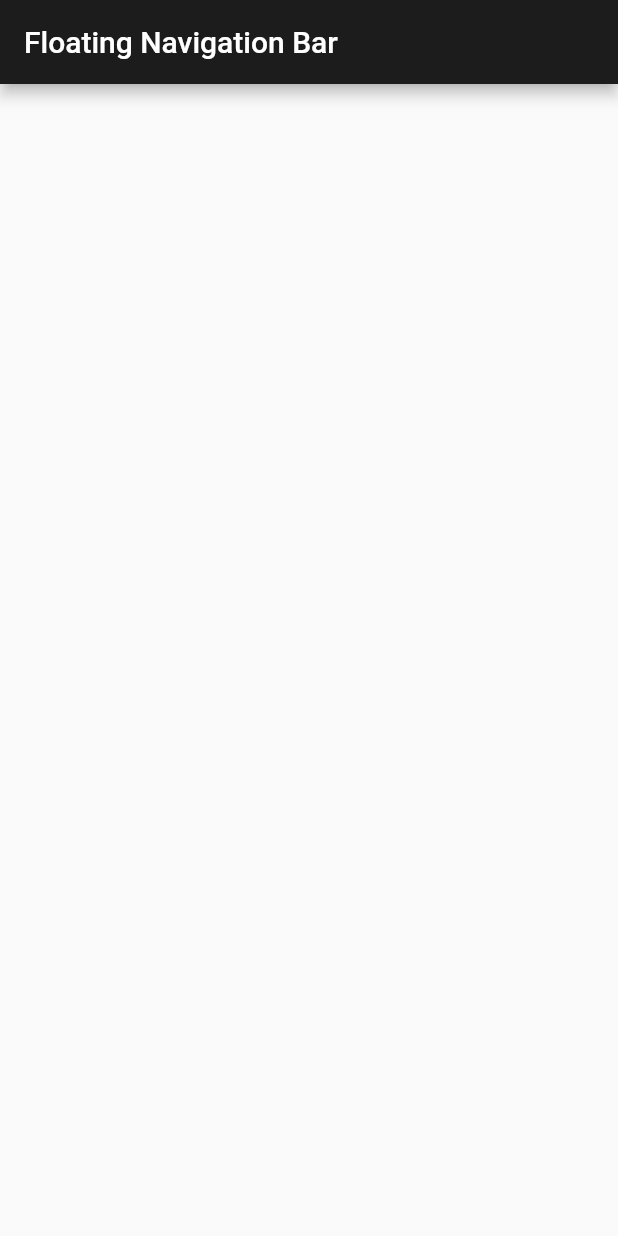
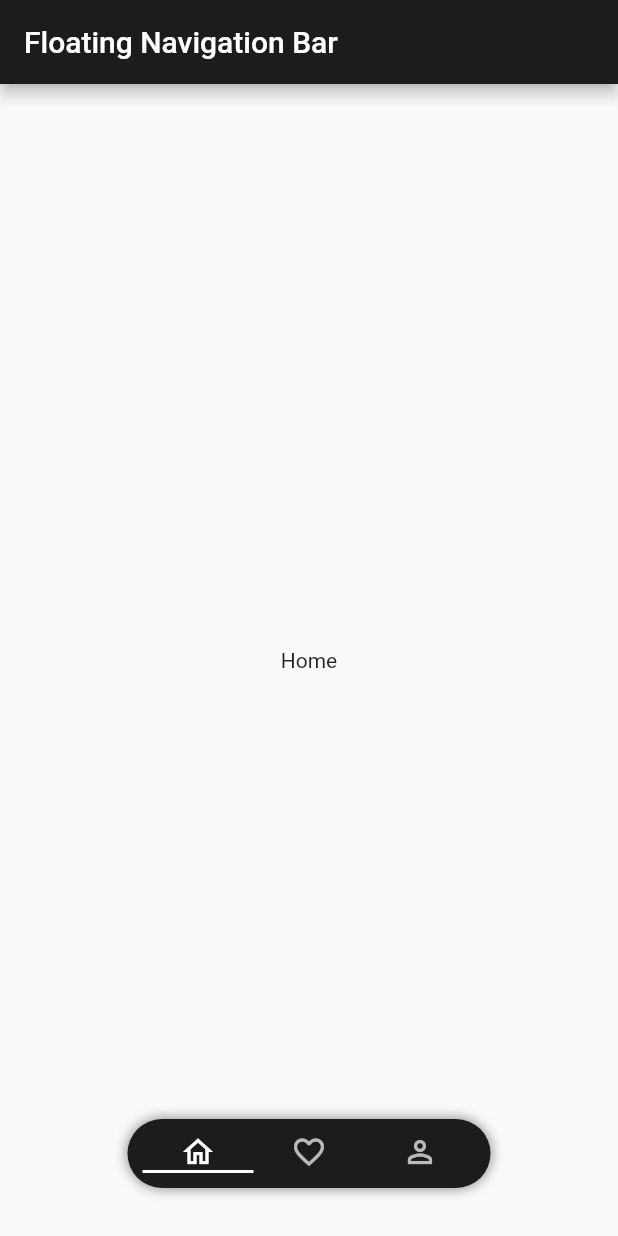
Before and after one commit to jakubcekala/floating-navigation-bar, a Flutter app: the screen it shows after launch, on a phone screen of 412 x 824 dp. Run offline on Flutter 3.47's test engine with Material 2 defaults, Android fonts, the phone set to English and light mode, and no system bars.

Commit message:
Code formatting

```diff
--- a/lib/main.dart
+++ b/lib/main.dart
@@ -1,3 +1,4 @@
+import 'package:floating_navigation_bar/widgets/floating_navigation_bar.dart';
 import 'package:flutter/material.dart';
 
 void main() {
@@ -22,14 +23,50 @@ class HomePage extends StatefulWidget {
   _MyHomePageState createState() => _MyHomePageState();
 }
 
-class _MyHomePageState extends State<HomePage> {
+class _MyHomePageState extends State<HomePage>
+    with SingleTickerProviderStateMixin {
+  TabController _tabController;
+
+  @override
+  void initState() {
+    super.initState();
+    _tabController = TabController(length: 3, vsync: this);
+  }
+
   @override
   Widget build(BuildContext context) {
     return Scaffold(
       appBar: AppBar(
         title: Text("Floating Navigation Bar"),
       ),
-      body: Container(),
+      body: Stack(
+        children: [
+          TabBarView(
+            controller: _tabController,
+            children: [
+              Container(
+                color: Color.fromRGBO(250, 250, 250, 1),
+                child: Center(
+                  child: Text("Home"),
+                ),
+              ),
+              Container(
+                color: Color.fromRGBO(220, 220, 220, 1),
+                child: Center(
+                  child: Text("Favourites"),
+                ),
+              ),
+              Container(
+                color: Color.fromRGBO(200, 200, 200, 1),
+                child: Center(
+                  child: Text("Profile"),
+                ),
+              ),
+            ],
+          ),
+          FloatingNavigationBar(_tabController),
+        ],
+      ),
     );
   }
 }
--- /dev/null
+++ b/lib/widgets/floating_navigation_bar.dart
@@ -0,0 +1,43 @@
+import 'package:flutter/material.dart';
+
+class FloatingNavigationBar extends StatelessWidget {
+  final TabController _tabController;
+
+  const FloatingNavigationBar(this._tabController);
+
+  @override
+  Widget build(BuildContext context) {
+    return Positioned(
+      right: 0,
+      left: 0,
+      bottom: 0,
+      child: Container(
+        margin: EdgeInsets.only(bottom: 32, left: 85, right: 85),
+        decoration: BoxDecoration(
+          color: Theme.of(context).primaryColor,
+          borderRadius: BorderRadius.circular(50),
+          boxShadow: [
+            BoxShadow(
+              color: Colors.black.withOpacity(0.5),
+              blurRadius: 7,
+            ),
+          ],
+        ),
+        child: Padding(
+          padding: const EdgeInsets.all(10),
+          child: TabBar(
+            physics: PageScrollPhysics(),
+            tabs: <Widget>[
+              Icon(Icons.home_outlined),
+              Icon(Icons.favorite_border),
+              Icon(Icons.perm_identity_outlined),
+            ],
+            controller: _tabController,
+            indicator: UnderlineTabIndicator(
+                borderSide: BorderSide(color: Colors.white, width: 2)),
+          ),
+        ),
+      ),
+    );
+  }
+}
```
